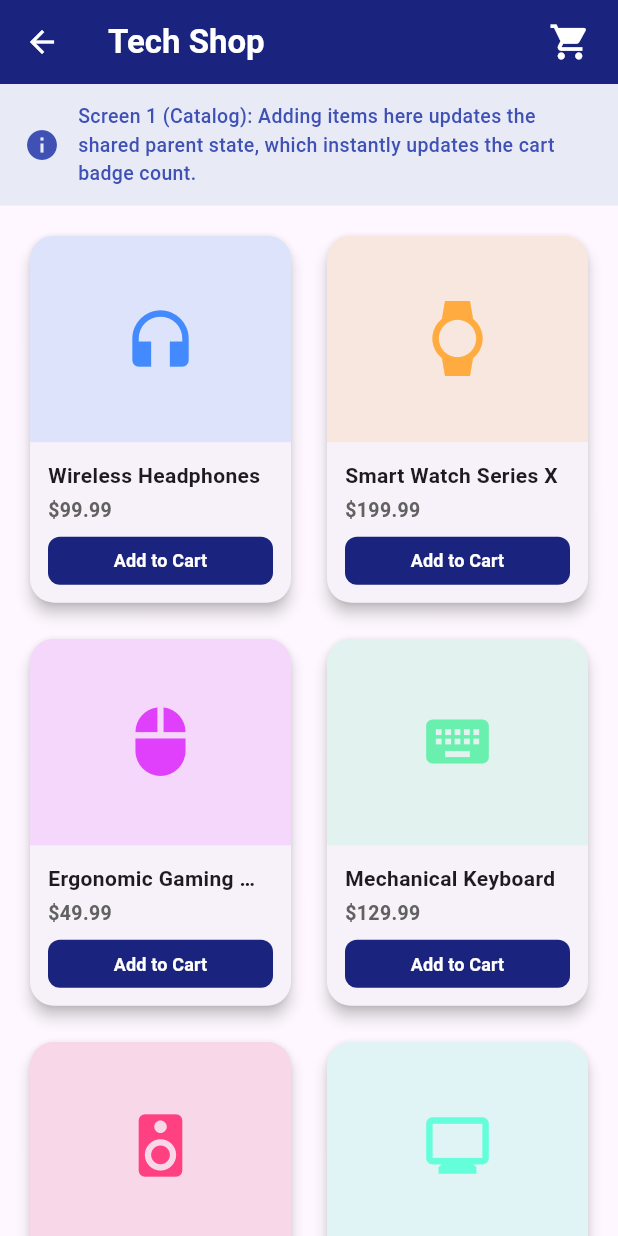
After one commit to dhvl-p/bench_boost_program, a Flutter app: the screen it shows after launch, after a tap on "Lifting State Up (Cart)", on a phone screen of 412 x 824 dp. The commit adds this screen. Run offline on Flutter 3.47's test engine with Material 3 defaults, Android fonts, the phone set to English and light mode, and no system bars; our stand-ins replace cached_network_image, flutter_riverpod, get, graphql.

Commit message:
Lifting State Up demo

```diff
--- /dev/null
+++ b/lib/lifting_state_up/cart_demo_home.dart
@@ -0,0 +1,81 @@
+import 'package:flutter/material.dart';
+import 'product_model.dart';
+import 'product_list_screen.dart';
+import 'cart_details_screen.dart';
+
+enum CartScreenType { catalog, cartDetails }
+
+class CartDemoHome extends StatefulWidget {
+  const CartDemoHome({super.key});
+
+  @override
+  State<CartDemoHome> createState() => _CartDemoHomeState();
+}
+
+class _CartDemoHomeState extends State<CartDemoHome> {
+  // 1. State is defined here in the Parent (Lifting State Up)
+  final List<Product> _cartItems = [];
+  CartScreenType _currentScreen = CartScreenType.catalog;
+
+  // 2. State modification callbacks
+  void _addToCart(Product product) {
+    setState(() {
+      _cartItems.add(product);
+    });
+  }
+
+  void _removeFromCart(Product product) {
+    setState(() {
+      _cartItems.remove(product);
+    });
+  }
+
+  @override
+  Widget build(BuildContext context) {
+    return WillPopScope(
+      onWillPop: () async {
+        if (_currentScreen == CartScreenType.cartDetails) {
+          setState(() {
+            _currentScreen = CartScreenType.catalog;
+          });
+          return false;
+        }
+        return true;
+      },
+      child: AnimatedSwitcher(
+        duration: const Duration(milliseconds: 300),
+        transitionBuilder: (Widget child, Animation<double> animation) {
+          final offsetAnimation = Tween<Offset>(
+            begin: const Offset(1.0, 0.0),
+            end: Offset.zero,
+          ).animate(animation);
+          return SlideTransition(
+            position: offsetAnimation,
+            child: child,
+          );
+        },
+        child: _currentScreen == CartScreenType.catalog
+            ? ProductListScreen(
+                key: const ValueKey('CatalogScreen'),
+                cartItems: _cartItems,
+                onAddToCart: _addToCart,
+                onViewCart: () {
+                  setState(() {
+                    _currentScreen = CartScreenType.cartDetails;
+                  });
+                },
+              )
+            : CartDetailsScreen(
+                key: const ValueKey('CartDetailsScreen'),
+                cartItems: _cartItems,
+                onRemoveFromCart: _removeFromCart,
+                onBack: () {
+                  setState(() {
+                    _currentScreen = CartScreenType.catalog;
+                  });
+                },
+              ),
+      ),
+    );
+  }
+}
--- /dev/null
+++ b/lib/lifting_state_up/product_list_screen.dart
@@ -0,0 +1,187 @@
+import 'package:flutter/material.dart';
+import 'product_model.dart';
+
+class ProductListScreen extends StatelessWidget {
+  final List<Product> cartItems;
+  final ValueChanged<Product> onAddToCart;
+  final VoidCallback onViewCart;
+
+  const ProductListScreen({
+    super.key,
+    required this.cartItems,
+    required this.onAddToCart,
+    required this.onViewCart,
+  });
+
+  @override
+  Widget build(BuildContext context) {
+    return Scaffold(
+      appBar: AppBar(
+        title: const Text(
+          'Tech Shop',
+          style: TextStyle(fontWeight: FontWeight.bold),
+        ),
+        backgroundColor: Colors.indigo.shade900,
+        foregroundColor: Colors.white,
+        actions: [
+          Stack(
+            alignment: Alignment.center,
+            children: [
+              IconButton(
+                icon: const Icon(Icons.shopping_cart, size: 28),
+                onPressed: onViewCart,
+              ),
+              if (cartItems.isNotEmpty)
+                Positioned(
+                  right: 6,
+                  top: 6,
+                  child: Container(
+                    padding: const EdgeInsets.all(4),
+                    decoration: const BoxDecoration(
+                      color: Colors.redAccent,
+                      shape: BoxShape.circle,
+                    ),
+                    constraints: const BoxConstraints(
+                      minWidth: 18,
+                      minHeight: 18,
+                    ),
+                    child: Text(
+                      '${cartItems.length}',
+                      style: const TextStyle(
+                        color: Colors.white,
+                        fontSize: 10,
+                        fontWeight: FontWeight.bold,
+                      ),
+                      textAlign: TextAlign.center,
+                    ),
+                  ),
+                ),
+            ],
+          ),
+          const SizedBox(width: 8),
+        ],
+      ),
+      body: Column(
+        crossAxisAlignment: CrossAxisAlignment.stretch,
+        children: [
+          // Banner explaining the concept
+          Container(
+            color: Colors.indigo.shade50,
+            padding: const EdgeInsets.symmetric(horizontal: 16, vertical: 12),
+            child: const Row(
+              children: [
+                Icon(Icons.info, color: Colors.indigo),
+                SizedBox(width: 12),
+                Expanded(
+                  child: Text(
+                    'Screen 1 (Catalog): Adding items here updates the shared parent state, which instantly updates the cart badge count.',
+                    style: TextStyle(fontSize: 13, color: Colors.indigo, fontWeight: FontWeight.w500),
+                  ),
+                ),
+              ],
+            ),
+          ),
+          Expanded(
+            child: GridView.builder(
+              padding: const EdgeInsets.all(16.0),
+              gridDelegate: const SliverGridDelegateWithFixedCrossAxisCount(
+                crossAxisCount: 2,
+                crossAxisSpacing: 16,
+                mainAxisSpacing: 16,
+                childAspectRatio: 0.72,
+              ),
+              itemCount: mockProducts.length,
+              itemBuilder: (context, index) {
+                final product = mockProducts[index];
+                final isAlreadyInCart = cartItems.contains(product);
+
+                return Card(
+                  elevation: 4,
+                  shape: RoundedRectangleBorder(borderRadius: BorderRadius.circular(16)),
+                  clipBehavior: Clip.antiAlias,
+                  child: Column(
+                    crossAxisAlignment: CrossAxisAlignment.stretch,
+                    children: [
+                      // Product Image/Icon Container
+                      Expanded(
+                        child: Container(
+                          color: product.color.withOpacity(0.15),
+                          child: Icon(
+                            product.icon,
+                            size: 50,
+                            color: product.color,
+                          ),
+                        ),
+                      ),
+                      Padding(
+                        padding: const EdgeInsets.all(12.0),
+                        child: Column(
+                          crossAxisAlignment: CrossAxisAlignment.start,
+                          children: [
+                            Text(
+                              product.name,
+                              style: const TextStyle(
+                                fontWeight: FontWeight.bold,
+                                fontSize: 14,
+                              ),
+                              maxLines: 1,
+                              overflow: TextOverflow.ellipsis,
+                            ),
+                            const SizedBox(height: 4),
+                            Text(
+                              '\$${product.price.toStringAsFixed(2)}',
+                              style: TextStyle(
+                                fontSize: 13,
+                                fontWeight: FontWeight.w600,
+                                color: Colors.grey.shade700,
+                              ),
+                            ),
+                            const SizedBox(height: 8),
+                            SizedBox(
+                              width: double.infinity,
+                              height: 32,
+                              child: ElevatedButton(
+                                style: ElevatedButton.styleFrom(
+                                  backgroundColor: isAlreadyInCart ? Colors.grey.shade300 : Colors.indigo.shade900,
+                                  foregroundColor: isAlreadyInCart ? Colors.grey.shade600 : Colors.white,
+                                  elevation: 0,
+                                  shape: RoundedRectangleBorder(
+                                    borderRadius: BorderRadius.circular(8),
+                                  ),
+                                  padding: EdgeInsets.zero,
+                                ),
+                                onPressed: () {
+                                  onAddToCart(product);
+                                  ScaffoldMessenger.of(context).clearSnackBars();
+                                  ScaffoldMessenger.of(context).showSnackBar(
+                                    SnackBar(
+                                      content: Text('${product.name} added to cart!'),
+                                      duration: const Duration(seconds: 1),
+                                      action: SnackBarAction(
+                                        label: 'View Cart',
+                                        textColor: Colors.amberAccent,
+                                        onPressed: onViewCart,
+                                      ),
+                                    ),
+                                  );
+                                },
+                                child: Text(
+                                  isAlreadyInCart ? 'Add More' : 'Add to Cart',
+                                  style: const TextStyle(fontSize: 12, fontWeight: FontWeight.bold),
+                                ),
+                              ),
+                            ),
+                          ],
+                        ),
+                      ),
+                    ],
+                  ),
+                );
+              },
+            ),
+          ),
+        ],
+      ),
+    );
+  }
+}
--- /dev/null
+++ b/lib/lifting_state_up/product_model.dart
@@ -0,0 +1,71 @@
+import 'package:flutter/material.dart';
+
+class Product {
+  final int id;
+  final String name;
+  final double price;
+  final IconData icon;
+  final Color color;
+  final String description;
+
+  const Product({
+    required this.id,
+    required this.name,
+    required this.price,
+    required this.icon,
+    required this.color,
+    required this.description,
+  });
+}
+
+// Mock products data
+const List<Product> mockProducts = [
+  Product(
+    id: 1,
+    name: 'Wireless Headphones',
+    price: 99.99,
+    icon: Icons.headphones,
+    color: Colors.blueAccent,
+    description: 'Immersive sound with active noise cancellation and 40h battery life.',
+  ),
+  Product(
+    id: 2,
+    name: 'Smart Watch Series X',
+    price: 199.99,
+    icon: Icons.watch,
+    color: Colors.orangeAccent,
+    description: 'Track your health, workouts, and receive notifications on the go.',
+  ),
+  Product(
+    id: 3,
+    name: 'Ergonomic Gaming Mouse',
+    price: 49.99,
+    icon: Icons.mouse,
+    color: Colors.purpleAccent,
+    description: 'Ultra-lightweight design with 16k DPI optical sensor for precision gaming.',
+  ),
+  Product(
+    id: 4,
+    name: 'Mechanical Keyboard',
+    price: 129.99,
+    icon: Icons.keyboard,
+    color: Colors.greenAccent,
+    description: 'Tactile blue switches with customizable RGB lighting and premium build.',
+  ),
+  Product(
+    id: 5,
+    name: 'Portable Bluetooth Speaker',
+    price: 79.99,
+    icon: Icons.speaker,
+    color: Colors.pinkAccent,
+    description: 'Waterproof IPX7 rating, deep bass, and 360-degree surrounding sound.',
+  ),
+  Product(
+    id: 6,
+    name: 'Ultra Wide 4K Monitor',
+    price: 349.99,
+    icon: Icons.monitor,
+    color: Colors.tealAccent,
+    description: '34-inch curved display with HDR support, perfect for creators and gamers.',
+  ),
+];
--- a/lib/main.dart
+++ b/lib/main.dart
@@ -6,6 +6,7 @@ import 'package:bench_boost_program/provider/ProviderHome.dart';
 import 'package:bench_boost_program/provider/provider/dataprovider.dart';
 import 'package:bench_boost_program/riverpod/RiverpodHome.dart';
 import 'package:bench_boost_program/splash_screen.dart';
+import 'package:bench_boost_program/lifting_state_up/cart_demo_home.dart';
 
 import 'package:flutter/material.dart';
 import 'package:flutter_riverpod/flutter_riverpod.dart' hide ChangeNotifierProvider;
@@ -151,6 +152,23 @@ class _MyHomePageState extends State<MyHomePage> {
               );
             },
           ),
+          const Divider(
+            height: 1,
+            thickness: 2,
+            color: Colors.grey,
+            indent: 16,
+            endIndent: 16,
+          ),
+          ListTile(
+            title: const Text('Lifting State Up (Cart)', style: TextStyle(fontWeight: FontWeight.w400, fontSize: 24)),
+            trailing: const Icon(Icons.chevron_right),
+            onTap: () {
+              Navigator.push(
+                context,
+                MaterialPageRoute(builder: (context) => const CartDemoHome()),
+              );
+            },
+          ),
 
 
         ],
```
Also changed, not shown: lib/lifting_state_up/cart_details_screen.dart (added, +217 -0 lines).
